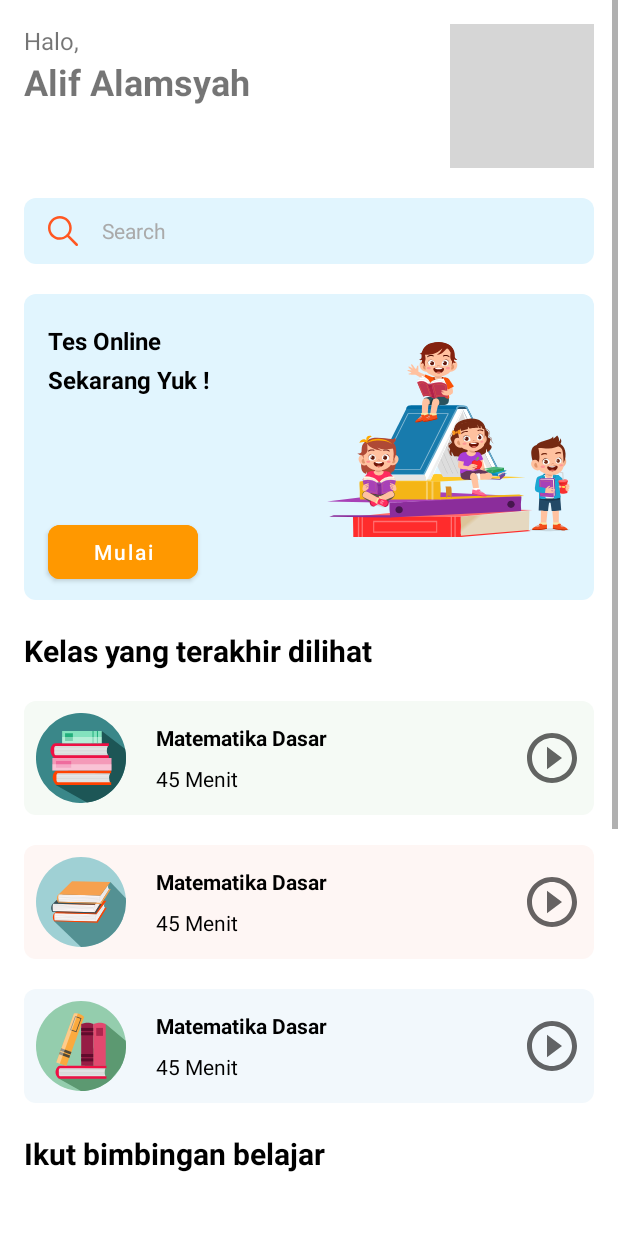
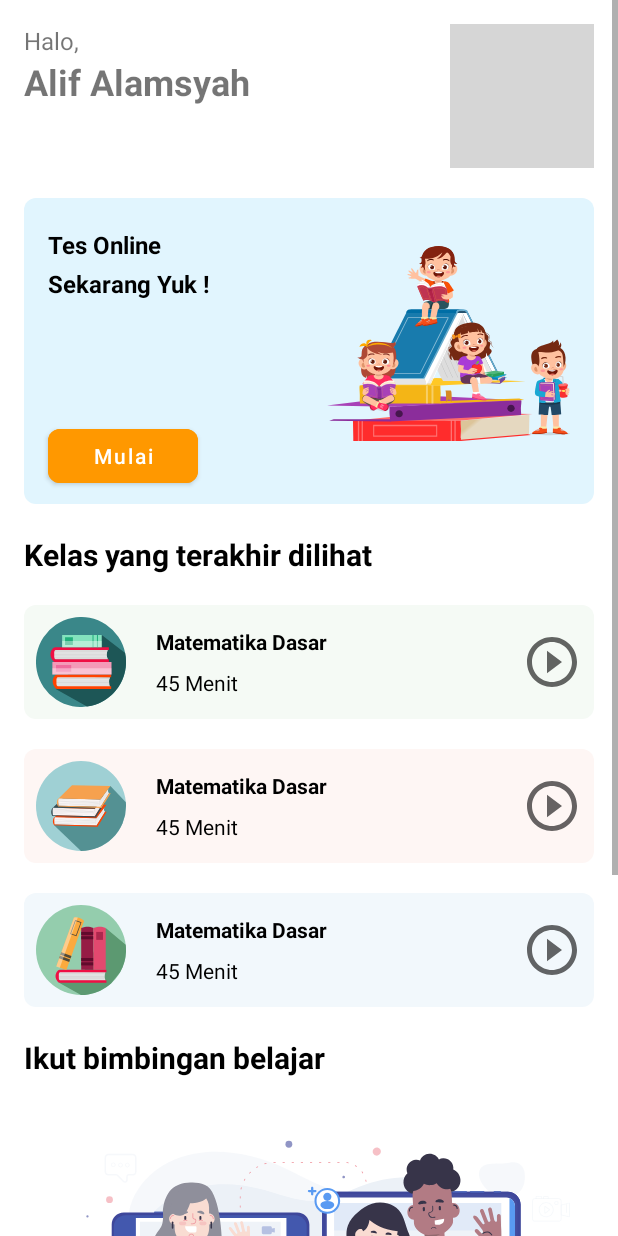
Before and after one commit to alamsyaah/rumahrahil, an Android app: the layout fragment_home.xml on its own in the app's theme, with its tools: preview values and no code run, on a phone screen of 412 x 824 dp. Run offline under Robolectric (Android 15) with nearby library versions, the phone set to English and light mode, and no system bars; grey boxes are pictures that could not be loaded.

Commit message:
fix layout and logic home and login

```diff
--- a/app/src/main/java/com/example/rumahrahil/ui/MainActivity.kt
+++ b/app/src/main/java/com/example/rumahrahil/ui/MainActivity.kt
@@ -20,6 +20,7 @@ class MainActivity : AppCompatActivity() {
 
         val navController = Navigation.findNavController(this, R.id.nav_host_fragment)
         ExpandableBottomBarNavigationUI.setupWithNavController(expandable_bottom_bar, navController)
+
     }
 
 }
--- a/app/src/main/res/layout/fragment_home.xml
+++ b/app/src/main/res/layout/fragment_home.xml
@@ -48,44 +48,44 @@
 
         </LinearLayout>
 
-        <LinearLayout
-            android:layout_width="match_parent"
-            android:layout_height="wrap_content"
-            android:layout_marginTop="20dp"
-            android:background="@drawable/home_searchbox"
-            android:gravity="center_vertical"
-            android:orientation="horizontal"
-            android:paddingStart="16dp"
-            android:paddingTop="12dp"
-            android:paddingEnd="8dp"
-            android:paddingBottom="12dp">
+        <!--       <LinearLayout-->
+        <!--            android:layout_width="match_parent"-->
+        <!--            android:layout_height="wrap_content"-->
+        <!--            android:layout_marginTop="20dp"-->
+        <!--            android:background="@drawable /home_searchbox"-->
+        <!--            android:gravity="center_vertical"-->
+        <!--            android:orientation="horizontal"-->
+        <!--            android:paddingStart="16dp"-->
+        <!--            android:paddingTop="12dp"-->
+        <!--            android:paddingEnd="8dp"-->
+        <!--            android:paddingBottom="12dp">-->
 
-            <ImageView
-                android:layout_width="20dp"
-                android:layout_height="20dp"
-                android:adjustViewBounds="true"
-                android:contentDescription="@string/search"
-                android:src="@drawable/home_search_icon" />
+        <!--            <ImageView-->
+        <!--                android:layout_width="20dp"-->
+        <!--                android:layout_height="20dp"-->
+        <!--                android:adjustViewBounds="true"-->
+        <!--                android:contentDescription="@string/search"-->
+        <!--                android:src="@drawable/home_search_icon" />-->
 
-            <EditText
-                android:id="@+id/edt_search_text"
-                android:layout_width="0dp"
-                android:layout_height="wrap_content"
-                android:layout_marginStart="8dp"
-                android:layout_weight="1"
-                android:autofillHints="0"
-                android:background="@android:color/transparent"
-                android:hint="@string/search"
-                android:imeOptions="actionSearch"
-                android:inputType="text"
-                android:lines="1"
-                android:paddingLeft="8dp"
-                android:paddingRight="8dp"
-                android:textColor="@color/white"
-                android:textColorHint="@android:color/darker_gray"
-                android:textSize="14sp" />
+        <!--            <EditText-->
+        <!--                android:id="@+id/edt_search_text"-->
+        <!--                android:layout_width="0dp"-->
+        <!--                android:layout_height="wrap_content"-->
+        <!--                android:layout_marginStart="8dp"-->
+        <!--                android:layout_weight="1"-->
+        <!--                android:autofillHints="0"-->
+        <!--                android:background="@android:color/transparent"-->
+        <!--                android:hint="@string/search"-->
+        <!--                android:imeOptions="actionSearch"-->
+        <!--                android:inputType="text"-->
+        <!--                android:lines="1"-->
+        <!--                android:paddingLeft="8dp"-->
+        <!--                android:paddingRight="8dp"-->
+        <!--                android:textColor="@color/white"-->
+        <!--                android:textColorHint="@android:color/darker_gray"-->
+        <!--                android:textSize="14sp" />-->
 
-        </LinearLayout>
+        <!--        </LinearLayout>-->
 
         <RelativeLayout
             android:layout_width="match_parent"
@@ -124,13 +124,12 @@
                 android:layout_below="@+id/tvJumbo2"
                 android:layout_marginStart="16dp"
                 android:layout_marginBottom="8dp"
+                android:backgroundTint="@color/md_orange_500"
                 android:hint="@string/mulai"
                 android:textAllCaps="false"
                 android:textColor="@color/white"
                 android:textColorHint="@color/white"
-                app:cornerRadius="8dp"
-                android:backgroundTint="@color/md_orange_500"
-                />
+                app:cornerRadius="8dp" />
 
             <ImageView
                 android:id="@+id/ImgJumbotron"
```
Also changed, not shown: app/src/main/java/com/example/rumahrahil/ui/fragments/HomeFragment.kt (+7 -0 lines), app/src/main/java/com/example/rumahrahil/ui/login/LoginActivity.kt (+7 -2 lines), app/src/main/java/com/example/rumahrahil/utils/MySharedPreferences.kt (+19 -0 lines).
